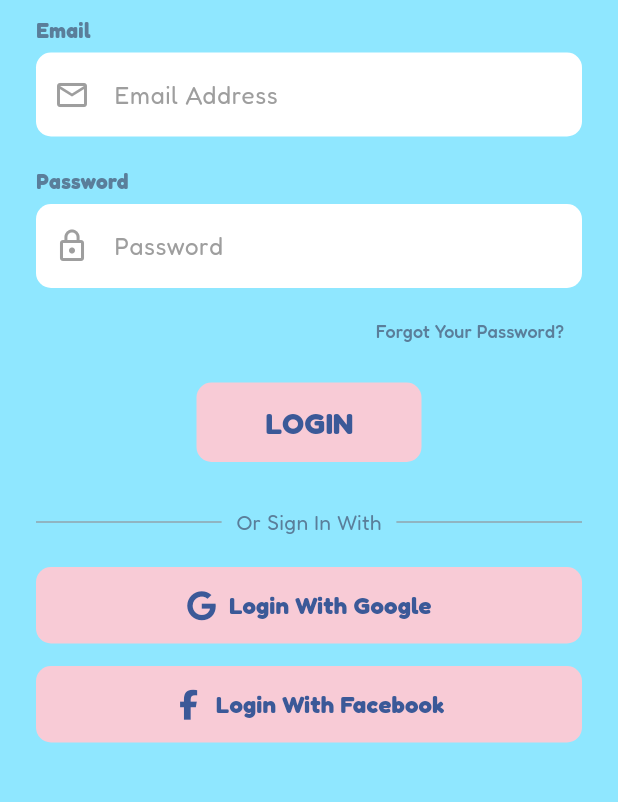
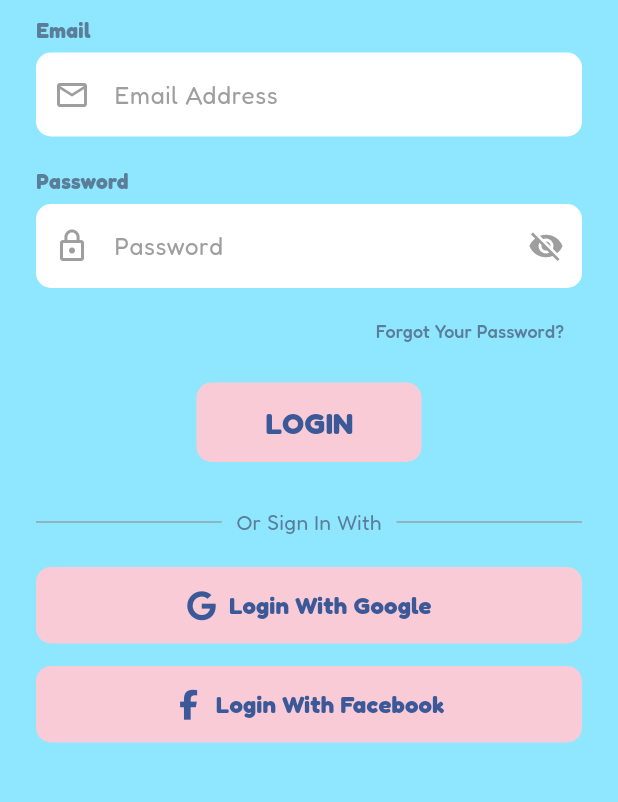
Before and after one commit to Thxngfh/PetCareApp, a Flutter app: the screen it shows after launch, after a tap on "Get Started!", on a phone screen of 412 x 824 dp, the part 360-1162 px from its top. Run offline on Flutter 3.47's test engine with Material 3 defaults, Android fonts, the light colour scheme and no system bars; our stand-ins replace firebase_auth, firebase_core, font_awesome_flutter, google_sign_in, image_picker, sign_in_with_apple; missing offline and left inert: flutter_facebook_auth; accounts and stored records are empty; network calls fail.

Commit message:
ปุ่มเปิด/ปิดตาสำหรับช่อง Password

```diff
--- a/lib/screens/login_screen.dart
+++ b/lib/screens/login_screen.dart
@@ -20,7 +20,7 @@ class LoginScreen extends StatefulWidget {
 class _LoginScreenState extends State<LoginScreen> {
   final _emailController = TextEditingController();
   final _passwordController = TextEditingController();
-
+  bool _isObscure = true;
   @override
   void dispose() {
     _emailController.dispose();
@@ -166,7 +166,7 @@ class _LoginScreenState extends State<LoginScreen> {
               const SizedBox(height: 5),
               TextField(
                 controller: _passwordController,
-                obscureText: true, // ซ่อนตัวอักษรเวลาพิมพ์รหัส
+                obscureText: _isObscure, // ซ่อนตัวอักษรเวลาพิมพ์รหัส
                 decoration: InputDecoration(
                   hintText: 'Password',
                   hintStyle: const TextStyle(
@@ -177,6 +177,17 @@ class _LoginScreenState extends State<LoginScreen> {
                     Icons.lock_outline,
                     color: Colors.grey,
                   ),
+                  suffixIcon: IconButton(
+                    icon: Icon(
+                      _isObscure ? Icons.visibility_off : Icons.visibility,
+                      color: Colors.grey,
+                    ),
+                    onPressed: () {
+                      setState(() {
+                        _isObscure = !_isObscure; // สลับสถานะเปิด-ปิดตา
+                      });
+                    },
+                  ),
                   filled: true,
                   fillColor: Colors.white,
                   border: OutlineInputBorder(
@@ -185,6 +196,7 @@ class _LoginScreenState extends State<LoginScreen> {
                   ),
                 ),
               ),
+
               const SizedBox(height: 5),
 
               // ปุ่ม Forgot Password
```
